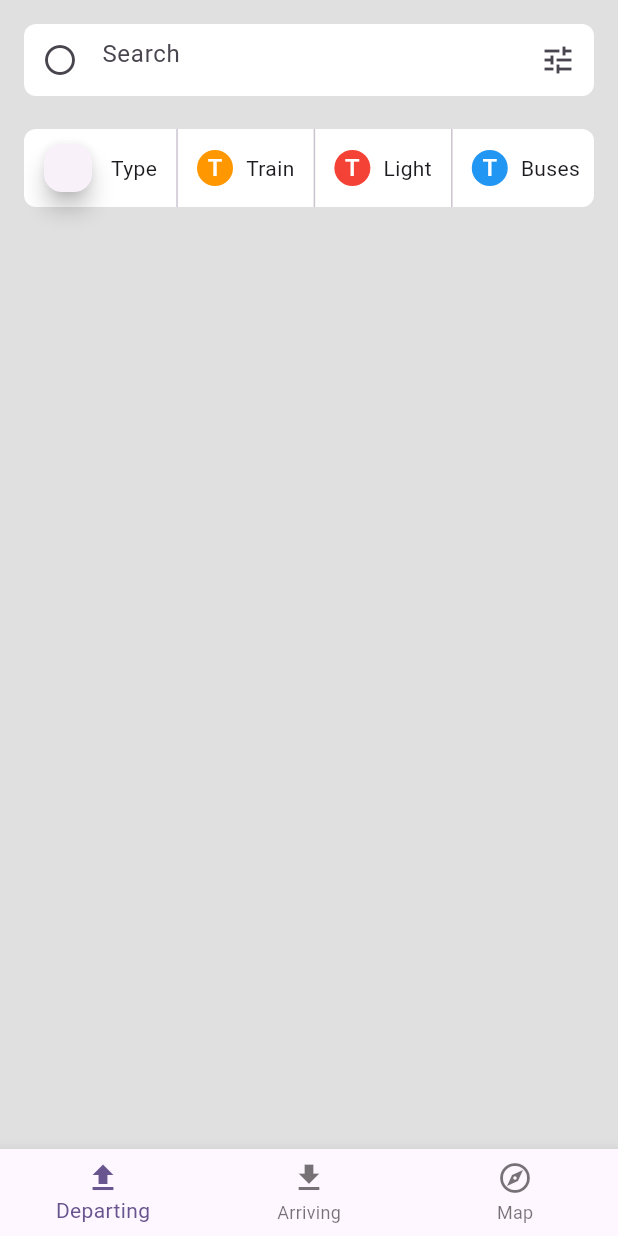
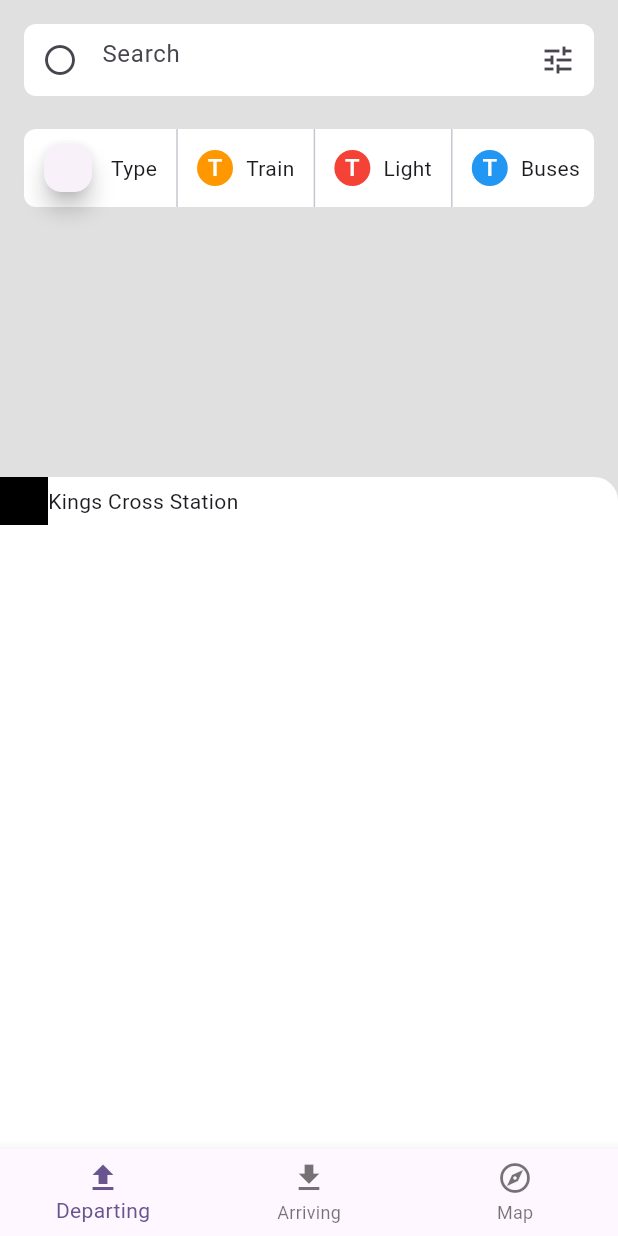
Before and after one commit to JAICHANGPARK/flutter_notebook_chapter_33, a Flutter app: the TransportMainPage screen opened directly, on a phone screen of 412 x 824 dp. Run offline on Flutter 3.47's test engine with Material 2 defaults, Android fonts, the phone set to English and light mode, and no system bars; our stand-ins replace dots_indicator, gap.

Commit message:
Update transport_main_page.dart

```diff
--- a/lib/ep1685_transport_app/views/transport_main_page.dart
+++ b/lib/ep1685_transport_app/views/transport_main_page.dart
@@ -95,7 +95,9 @@ class _TransportMainPageState extends State<TransportMainPage> {
                   ),
                 ),
               ),
-              Spacer(),
+              SizedBox(
+                height: 180,
+              ),
               Expanded(
                 child: Container(
                   decoration: BoxDecoration(
@@ -107,7 +109,22 @@ class _TransportMainPageState extends State<TransportMainPage> {
                     ),
                   ),
                   child: Column(
-                    children: [],
+                    children: [
+                      Row(
+                        children: [
+                          Container(
+                            height: 32,
+                            width: 32,
+                            decoration: BoxDecoration(
+                              color: Colors.black,
+                            ),
+                          ),
+                          Text(
+                            "Kings Cross Station",
+                          )
+                        ],
+                      )
+                    ],
                   ),
                 ),
               )
```
